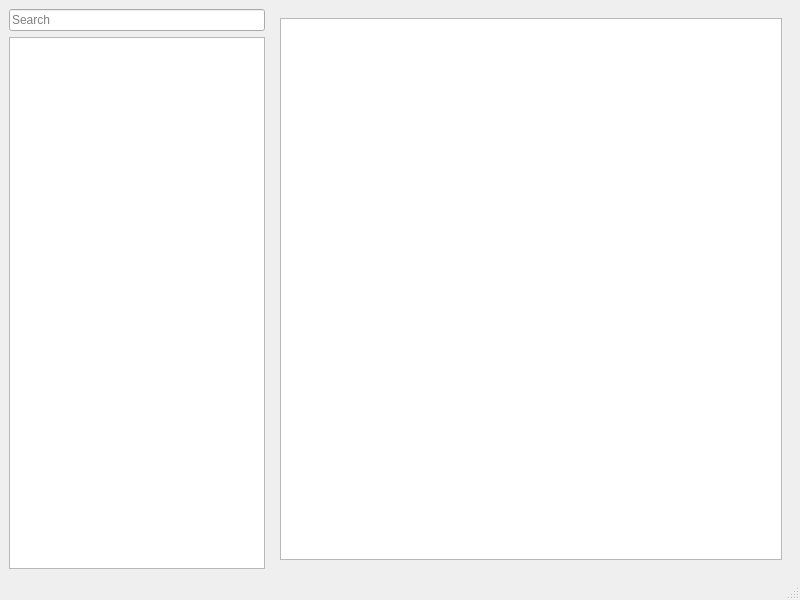
The window that Client_2/mainwindow.ui (TsengelBair/Chat_Second) describes before a commit, drawn with Qt 5.
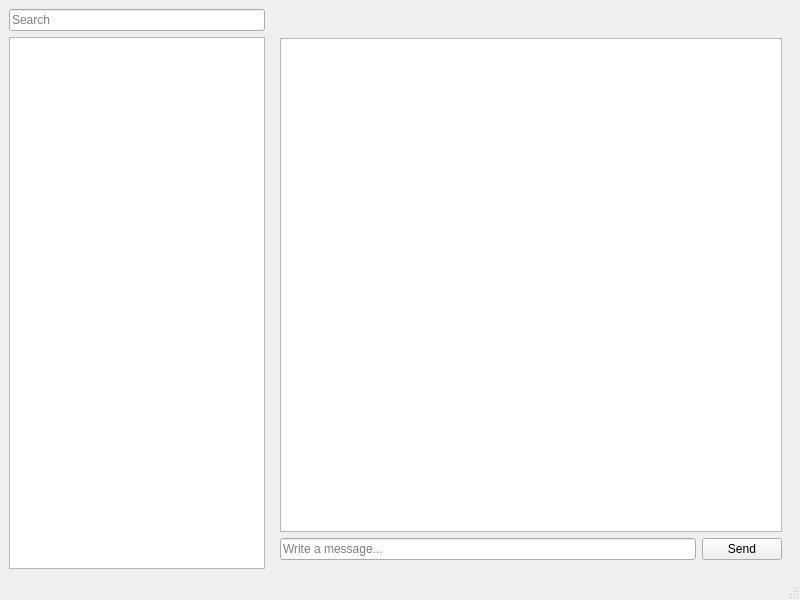
The same window after the commit.

Commit message: ui с отображением текущего выбранного чата на клиенте

Diff of the .ui file:
```diff
--- a/Client_2/mainwindow.ui
+++ b/Client_2/mainwindow.ui
@@ -34,7 +34,32 @@
       <widget class="QWidget" name="page">
        <layout class="QGridLayout" name="gridLayout">
         <item row="0" column="0">
-         <widget class="QListWidget" name="listWidget_2"/>
+         <widget class="QLabel" name="chatHeaderUserNameLB">
+          <property name="text">
+           <string/>
+          </property>
+         </widget>
+        </item>
+        <item row="1" column="0">
+         <widget class="QListWidget" name="selectedChatLW"/>
+        </item>
+        <item row="2" column="0">
+         <layout class="QHBoxLayout" name="horizontalLayout">
+          <item>
+           <widget class="QLineEdit" name="lineEdit">
+            <property name="placeholderText">
+             <string>Write a message...</string>
+            </property>
+           </widget>
+          </item>
+          <item>
+           <widget class="QPushButton" name="pushButton">
+            <property name="text">
+             <string>Send</string>
+            </property>
+           </widget>
+          </item>
+         </layout>
         </item>
        </layout>
       </widget>
```
The commit also changes 2 other files.
